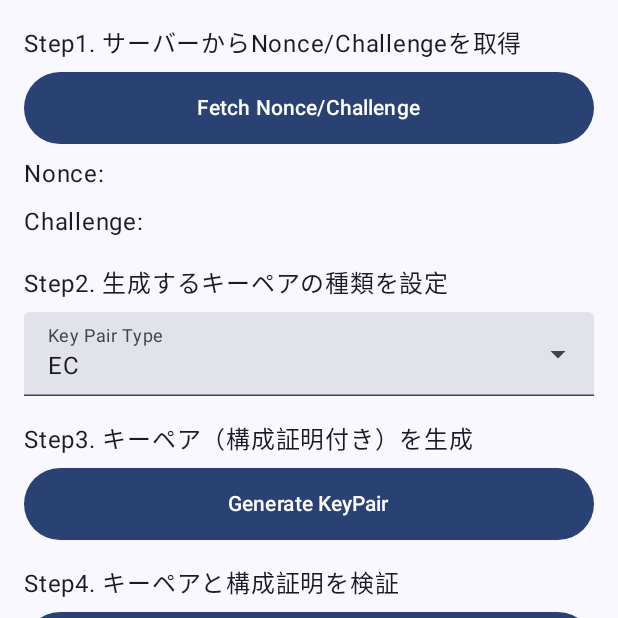
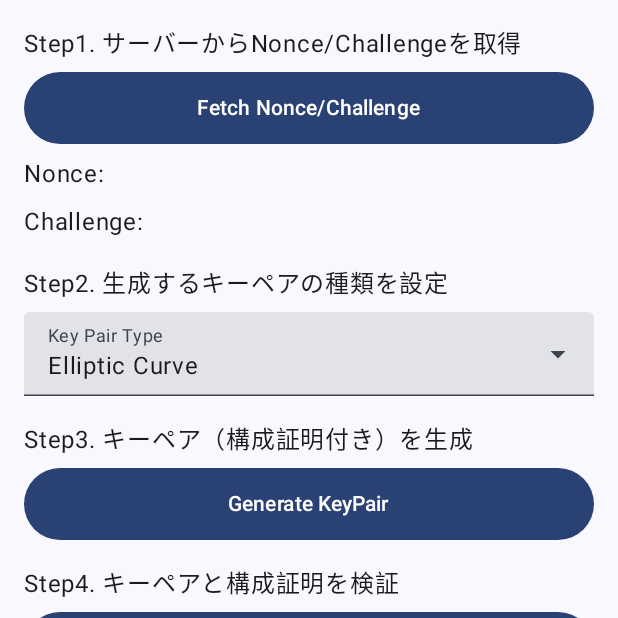
Before and after one commit to keiji/android-device-integrity, an Android app built with Jetpack Compose: the KeyAttestationScreen screen opened through its navigation route, on a phone screen of 412 x 824 dp, the top half of it. Run offline under Robolectric (Android 15) with nearby library versions, the phone set to English and light mode, and no system bars; our stand-ins replace Dagger/Hilt's generated code, Timber; libraries missing offline, so code that uses them is left out: com.jakewharton.retrofit2; 1 statement that could not run was skipped.

Commit message:
Refactor: Use enum for CryptoAlgorithm in KeyAttestation
Replaced string-based cryptographic algorithm selection in KeyAttestation with a new CryptoAlgorithm enum.

- Created CryptoAlgorithm.kt with EC, ECDH, and RSA algorithms, including string values and display labels.
- Updated KeyAttestationUiState to use CryptoAlgorithm for selectedKeyType.
- Modified KeyAttestationViewModel to handle CryptoAlgorithm type.
- Updated KeyAttestationScreen to use CryptoAlgorithm for dropdown menu and display labels.

```diff
--- /dev/null
+++ b/android/ui/main/src/main/java/dev/keiji/deviceintegrity/ui/main/keyattestation/CryptoAlgorithm.kt
@@ -0,0 +1,7 @@
+package dev.keiji.deviceintegrity.ui.main.keyattestation
+
+enum class CryptoAlgorithm(val value: String, val label: String) {
+    EC("EC", "Elliptic Curve"),
+    ECDH("ECDH", "Elliptic Curve Diffie-Hellman"),
+    RSA("RSA", "RSA")
+}
--- a/android/ui/main/src/main/java/dev/keiji/deviceintegrity/ui/main/keyattestation/KeyAttestationScreen.kt
+++ b/android/ui/main/src/main/java/dev/keiji/deviceintegrity/ui/main/keyattestation/KeyAttestationScreen.kt
@@ -33,14 +33,14 @@ import dev.keiji.deviceintegrity.ui.theme.ButtonHeight
 @Composable
 fun KeyAttestationScreen(
     uiState: KeyAttestationUiState,
-    onSelectedKeyTypeChange: (String) -> Unit,
+    onSelectedKeyTypeChange: (CryptoAlgorithm) -> Unit,
     onFetchNonceChallenge: () -> Unit,
     onGenerateKeyPair: () -> Unit,
     onRequestVerifyKeyAttestation: () -> Unit,
 ) {
     val scrollState = rememberScrollState()
     var keyTypeExpanded by remember { mutableStateOf(false) }
-    val keyTypes = listOf("EC", "ECDH", "RSA") // TODO: Move to ViewModel or constants
+    val keyTypes = CryptoAlgorithm.values().toList()
 
     Column(
         modifier = Modifier
@@ -77,7 +77,7 @@ fun KeyAttestationScreen(
                 onExpandedChange = { keyTypeExpanded = !keyTypeExpanded }
             ) {
                 TextField(
-                    value = uiState.selectedKeyType,
+                    value = uiState.selectedKeyType.label,
                     onValueChange = {}, // This remains empty as direct text input is not intended
                     readOnly = true,
                     label = { Text("Key Pair Type") },
@@ -91,11 +91,11 @@ fun KeyAttestationScreen(
                     expanded = keyTypeExpanded,
                     onDismissRequest = { keyTypeExpanded = false }
                 ) {
-                    keyTypes.forEach { selectionOption ->
+                    keyTypes.forEach { algorithm ->
                         DropdownMenuItem(
-                            text = { Text(selectionOption) },
+                            text = { Text(algorithm.label) },
                             onClick = {
-                                onSelectedKeyTypeChange(selectionOption)
+                                onSelectedKeyTypeChange(algorithm)
                                 keyTypeExpanded = false
                             }
                         )
@@ -142,10 +142,10 @@ private fun KeyAttestationScreenPreview() {
         uiState = KeyAttestationUiState(
             nonce = "PREVIEW_NONCE_67890",
             challenge = "PREVIEW_CHALLENGE_ABCDE",
-            selectedKeyType = "RSA",
+            selectedKeyType = CryptoAlgorithm.RSA,
             status = "Previewing KeyAttestation Screen..."
         ),
-        onSelectedKeyTypeChange = { System.out.println("Preview: Key type changed to $it") },
+        onSelectedKeyTypeChange = { System.out.println("Preview: Key type changed to ${it.label}") },
         onFetchNonceChallenge = { System.out.println("Preview: Fetch Nonce/Challenge clicked") },
         onGenerateKeyPair = { System.out.println("Preview: Generate KeyPair clicked") },
         onRequestVerifyKeyAttestation = { System.out.println("Preview: Request Verify KeyAttestation clicked") }
--- a/android/ui/main/src/main/java/dev/keiji/deviceintegrity/ui/main/keyattestation/KeyAttestationUiState.kt
+++ b/android/ui/main/src/main/java/dev/keiji/deviceintegrity/ui/main/keyattestation/KeyAttestationUiState.kt
@@ -5,7 +5,7 @@ import dev.keiji.deviceintegrity.repository.contract.KeyPairData
 data class KeyAttestationUiState(
     val nonce: String = "",
     val challenge: String = "",
-    val selectedKeyType: String = "EC", // Default to EC or the first option
+    val selectedKeyType: CryptoAlgorithm = CryptoAlgorithm.EC, // Default to EC
     val status: String = "",
     val sessionId: String? = null,
     val generatedKeyPairData: KeyPairData? = null
--- a/android/ui/main/src/main/java/dev/keiji/deviceintegrity/ui/main/keyattestation/KeyAttestationViewModel.kt
+++ b/android/ui/main/src/main/java/dev/keiji/deviceintegrity/ui/main/keyattestation/KeyAttestationViewModel.kt
@@ -42,7 +42,7 @@ class KeyAttestationViewModel @Inject constructor(
     }
 
     // Event handler for Selected Key Type change
-    fun onSelectedKeyTypeChange(newKeyType: String) {
+    fun onSelectedKeyTypeChange(newKeyType: CryptoAlgorithm) {
         _uiState.update { it.copy(selectedKeyType = newKeyType) }
     }
 
```
